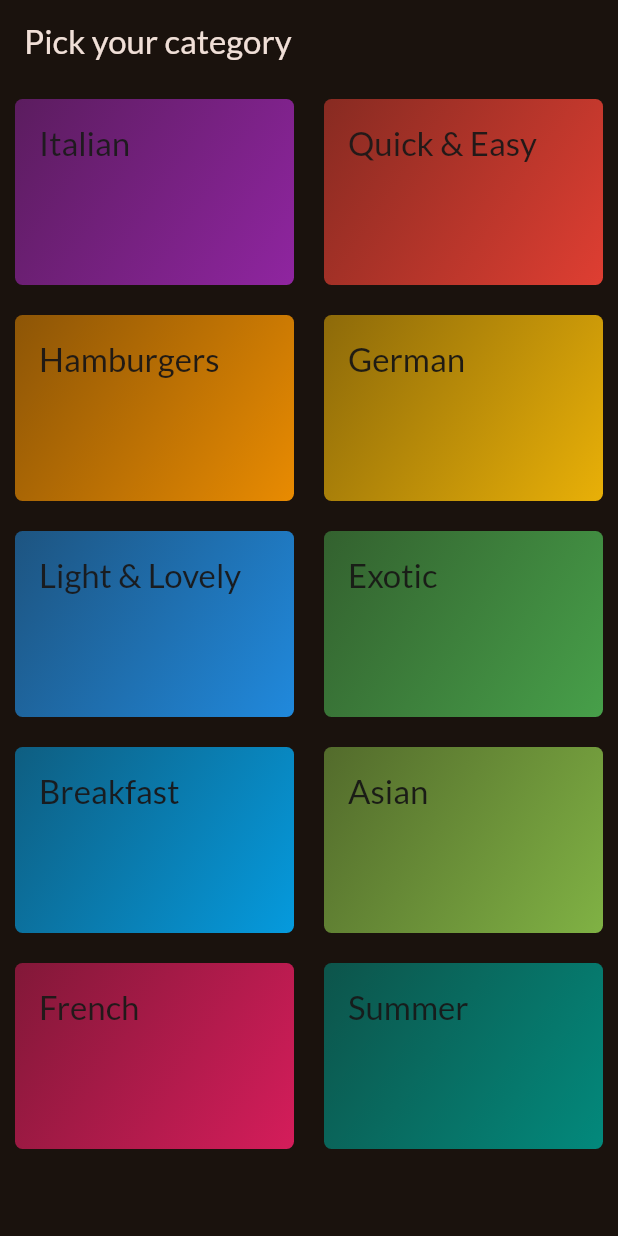
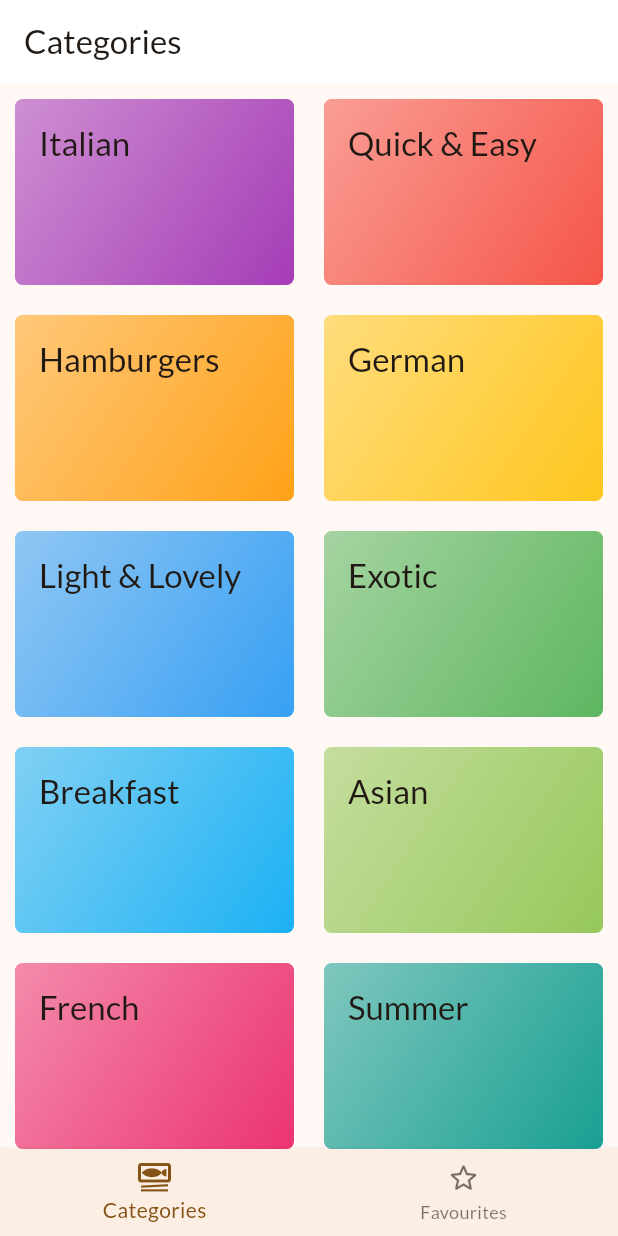
Before and after one commit to D0-xa/meals, a Flutter app: the screen it shows after launch, on a phone screen of 412 x 824 dp. Run offline on Flutter 3.47's test engine with Material 3 defaults, Android fonts, the phone set to English and light mode, and no system bars; our stand-ins replace google_fonts, transparent_image.

Commit message:
Responsive design, light and dark mode support added

```diff
--- a/lib/data/dummy_data.dart
+++ b/lib/data/dummy_data.dart
@@ -189,8 +189,8 @@ const dummyMeals = [
   Meal(
     id: 'm5',
     categories: [
-      'c2'
-          'c5',
+      'c2',
+      'c5',
       'c10',
     ],
     title: 'Salad with Smoked Salmon',
--- a/lib/main.dart
+++ b/lib/main.dart
@@ -1,15 +1,15 @@
 import 'package:flutter/material.dart';
 
 import 'package:google_fonts/google_fonts.dart';
-import 'package:meals/screens/categories.dart';
+import 'package:meals/screens/tabs.dart';
 
-final theme = ThemeData(
-  useMaterial3: true,
-  colorScheme: ColorScheme.fromSeed(
-    brightness: Brightness.dark,
-    seedColor: const Color.fromARGB(255, 131, 57, 0),
-  ),
-  textTheme: GoogleFonts.latoTextTheme(),
+final lightColorScheme = ColorScheme.fromSeed(
+  seedColor: const Color.fromARGB(255, 174, 108, 15),
+);
+
+final darkColorScheme = ColorScheme.fromSeed(
+  brightness: Brightness.dark,
+  seedColor: const Color.fromARGB(255, 131, 57, 0),
 );
 
 void main() {
@@ -23,8 +23,23 @@ class App extends StatelessWidget {
   Widget build(BuildContext context) {
     return MaterialApp(
       debugShowCheckedModeBanner: false,
-      theme: theme,
-      home: const CategoriesScreen(),
+      theme: ThemeData(
+        useMaterial3: true,
+        colorScheme: lightColorScheme,
+        appBarTheme: const AppBarTheme().copyWith(
+          color: lightColorScheme.onSecondary,
+        ),
+        textTheme: GoogleFonts.latoTextTheme(),
+      ),
+      darkTheme: ThemeData(
+        useMaterial3: true,
+        colorScheme: darkColorScheme,
+        appBarTheme: const AppBarTheme().copyWith(
+          color: darkColorScheme.onSecondary,
+        ),
+        textTheme: GoogleFonts.latoTextTheme(),
+      ),
+      home: const TabsScreen(),
     );
   }
 }
--- a/lib/screens/categories.dart
+++ b/lib/screens/categories.dart
@@ -2,11 +2,17 @@ import 'package:flutter/material.dart';
 
 import 'package:meals/data/dummy_data.dart';
 import 'package:meals/models/category.dart';
+import 'package:meals/models/meal.dart';
 import 'package:meals/screens/meals.dart';
 import 'package:meals/widgets/category_grid_item.dart';
 
 class CategoriesScreen extends StatelessWidget {
-  const CategoriesScreen({super.key});
+  const CategoriesScreen({
+    super.key,
+    required this.onToggleFavourite,
+  });
+
+  final void Function(Meal meal) onToggleFavourite;
 
   void _onSelectCategory(BuildContext context, Category category) {
     final filteredMeals = dummyMeals
@@ -15,22 +21,21 @@ class CategoriesScreen extends StatelessWidget {
 
     Navigator.of(context).push(
       MaterialPageRoute(
-        builder: (ctx) =>
-            MealsScreen(title: category.title, meals: filteredMeals),
+        builder: (ctx) => MealsScreen(
+          title: category.title,
+          meals: filteredMeals,
+          onToggleFavourite: onToggleFavourite,
+        ),
       ),
     ); // Navigator.push(context, route)
   }
 
   @override
   Widget build(BuildContext context) {
-    return Scaffold(
-      appBar: AppBar(
-        title: const Text('Pick your category'),
-      ),
-      body: GridView(
+    return GridView(
       padding: const EdgeInsets.all(10),
       gridDelegate: const SliverGridDelegateWithMaxCrossAxisExtent(
-          maxCrossAxisExtent: 200,
+        maxCrossAxisExtent: 250,
         childAspectRatio: 3 / 2,
         crossAxisSpacing: 20,
         mainAxisSpacing: 20,
@@ -45,7 +50,6 @@ class CategoriesScreen extends StatelessWidget {
             },
           )
       ],
-      ),
     );
   }
 }
--- /dev/null
+++ b/lib/screens/tabs.dart
@@ -0,0 +1,95 @@
+import 'package:flutter/material.dart';
+
+import 'package:meals/screens/categories.dart';
+import 'package:meals/screens/meals.dart';
+import 'package:meals/models/meal.dart';
+
+class TabsScreen extends StatefulWidget {
+  const TabsScreen({super.key});
+
+  @override
+  State<TabsScreen> createState() => _TabsScreenState();
+}
+
+class _TabsScreenState extends State<TabsScreen> {
+  int _selectedPageIndex = 0;
+  final List<Meal> _favouriteMeals = [];
+
+  void _showInfoMessage(String message) {
+    ScaffoldMessenger.of(context).clearSnackBars();
+    ScaffoldMessenger.of(context).showSnackBar(
+      SnackBar(
+        content: Text(message),
+        behavior: SnackBarBehavior.floating,
+        margin: const EdgeInsets.all(5),
+        showCloseIcon: true,
+        shape: RoundedRectangleBorder(
+          borderRadius: BorderRadius.circular(5),
+        ),
+      ),
+    );
+  }
+
+  void _toggleMealFavouriteStatus(Meal meal) {
+    final isExisting = _favouriteMeals.contains(meal);
+
+    if (isExisting) {
+      setState(() {
+        _favouriteMeals.remove(meal);
+      });
+      _showInfoMessage('Meal is no longer a favourite.');
+    } else {
+      setState(() {
+        _favouriteMeals.add(meal);
+      });
+      _showInfoMessage('Marked as favourite!');
+    }
+  }
+
+  void _selectPage(int index) {
+    setState(() {
+      _selectedPageIndex = index;
+    });
+  }
+
+  @override
+  Widget build(BuildContext context) {
+    Widget activePage = CategoriesScreen(
+      onToggleFavourite: _toggleMealFavouriteStatus,
+    );
+    String activePageTitle = 'Categories';
+
+    if (_selectedPageIndex == 1) {
+      activePage = MealsScreen(
+        meals: _favouriteMeals,
+        onToggleFavourite: _toggleMealFavouriteStatus,
+      );
+      activePageTitle = 'Your Favourites';
+    }
+
+    return Scaffold(
+      appBar: AppBar(
+        title: Text(activePageTitle),
+      ),
+      body: activePage,
+      bottomNavigationBar: BottomNavigationBar(
+        onTap: _selectPage,
+        currentIndex: _selectedPageIndex,
+        backgroundColor: Theme.of(context).colorScheme.onInverseSurface,
+        elevation: 3,
+        items: const [
+          BottomNavigationBarItem(
+            icon: Icon(Icons.set_meal_rounded),
+            label: 'Categories',
+            activeIcon: Icon(Icons.set_meal_outlined),
+          ),
+          BottomNavigationBarItem(
+            icon: Icon(Icons.star_border_rounded),
+            label: 'Favourites',
+            activeIcon: Icon(Icons.star_rate_rounded),
+          ),
+        ],
+      ),
+    );
+  }
+}
--- a/lib/widgets/category_grid_item.dart
+++ b/lib/widgets/category_grid_item.dart
@@ -15,6 +15,7 @@ class CategoryGridItem extends StatelessWidget {
   @override
   Widget build(BuildContext context) {
     final itemColorScheme = ColorScheme.fromSeed(seedColor: category.color);
+
     return InkWell(
       // GestureDetector will suffice but won't a visual give feedback.
       onTap: onSelectCategory,
@@ -35,7 +36,7 @@ class CategoryGridItem extends StatelessWidget {
         child: Text(
           category.title,
           style: Theme.of(context).textTheme.titleLarge!.copyWith(
-                color: itemColorScheme.onSurface,
+                color: Theme.of(context).colorScheme.onSurface,
               ),
         ),
       ),
--- a/lib/widgets/meal_item.dart
+++ b/lib/widgets/meal_item.dart
@@ -8,9 +8,11 @@ class MealItem extends StatelessWidget {
   const MealItem({
     super.key,
     required this.meal,
+    required this.onSelectMeal,
   });
 
   final Meal meal;
+  final void Function() onSelectMeal;
 
   String get complexityText {
     return meal.complexity.name[0].toUpperCase() +
@@ -32,13 +34,13 @@ class MealItem extends StatelessWidget {
       clipBehavior: Clip.hardEdge,
       elevation: 3,
       child: InkWell(
-        onTap: () {},
+        onTap: onSelectMeal,
         child: Stack(
           children: [
             FadeInImage(
               placeholder: MemoryImage(kTransparentImage),
               image: NetworkImage(meal.imageUrl),
-              height: 225,
+              // height: 225,
               fit: BoxFit.cover,
               width: double.infinity,
             ),
```
Also changed, not shown: lib/screens/meal_details.dart (added, +89 -0 lines), lib/screens/meals.dart (+61 -8 lines), lib/widgets/text_headings.dart (added, +21 -0 lines). Lines whose indentation alone changed are shown as unchanged.
